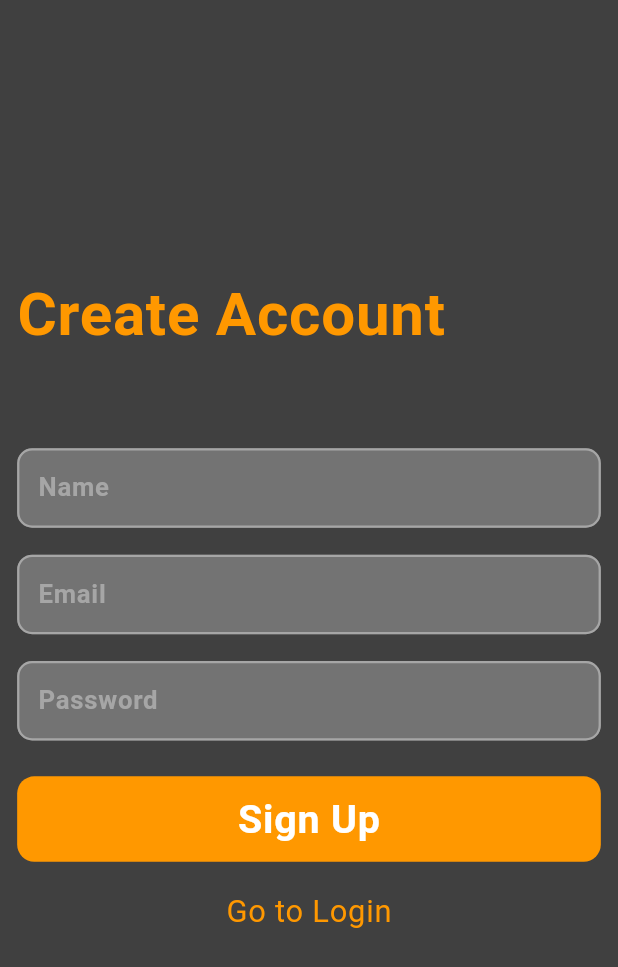
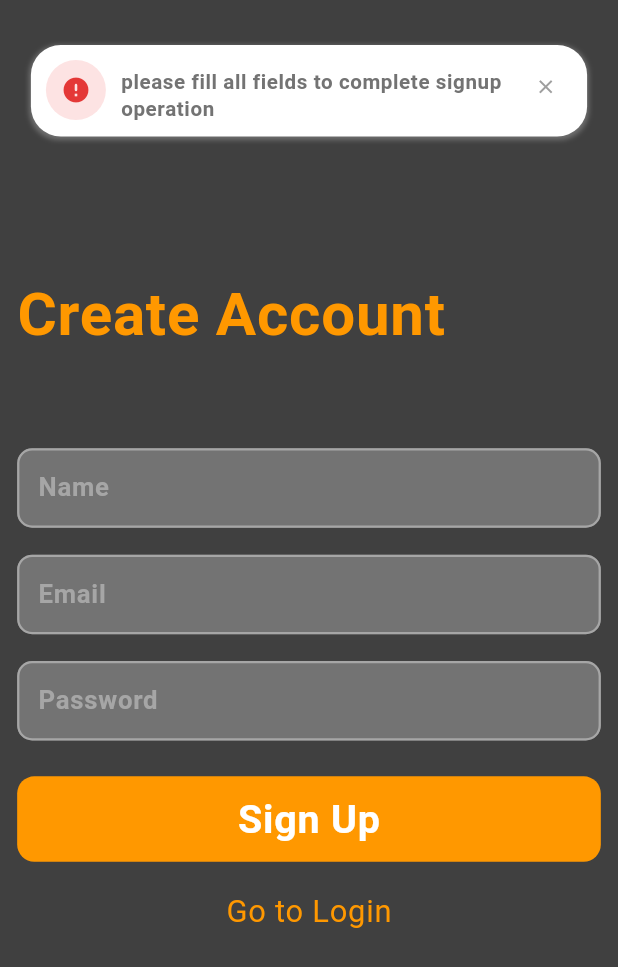
Before and after one commit to Anes2021/note_app_php_custom_backend, a Flutter app: the screen it shows after launch, after a tap on "Sign Up", on a phone screen of 412 x 824 dp. Shown: the top 967 px of the screen. Run offline on Flutter 3.47's test engine with Material 3 defaults, Android fonts, the light colour scheme and no system bars; our stand-ins replace cherry_toast, flutter_screenutil, gap, google_fonts.

Commit message:
Sign_Up, Login Logic Complete !

```diff
--- a/lib/api/api_links.dart
+++ b/lib/api/api_links.dart
@@ -2,4 +2,5 @@ const String linkServerName = "http://10.0.2.2/myfirstphprestapi";
 
 //Auth
 
-const String linkSignUp = "http://10.0.2.2/myfirstphprestapi/auth/signup.php";
+const String linkSignUp = "$linkServerName/auth/signup.php";
+const String linkLogin = "$linkServerName/auth/login.php";
--- a/lib/auth/signup_screen.dart
+++ b/lib/auth/signup_screen.dart
@@ -1,15 +1,16 @@
-// ignore_for_file: await_only_futures
+// ignore_for_file: await_only_futures, use_build_context_synchronously
 
-import 'dart:convert';
 import 'dart:developer';
 
+import 'package:cherry_toast/cherry_toast.dart';
 import 'package:flutter/material.dart';
+import 'package:flutter_notes_app_with_php_custom_backend/api/api_links.dart';
 import 'package:flutter_notes_app_with_php_custom_backend/api/crud.dart';
 import 'package:flutter_notes_app_with_php_custom_backend/auth/login_screen.dart';
+import 'package:flutter_notes_app_with_php_custom_backend/helpers/app_colors.dart';
 import 'package:flutter_notes_app_with_php_custom_backend/widgets/custom_text_field.dart';
 import 'package:flutter_screenutil/flutter_screenutil.dart';
 import 'package:gap/gap.dart';
-import 'package:http/http.dart' as http;
 
 class SigninScreen extends StatefulWidget {
   const SigninScreen({super.key});
@@ -127,35 +128,55 @@ class _SigninScreenState extends State<SigninScreen> {
   }
 
   Future<void> signUp() async {
-    try {
-      final response = await http.post(
-        Uri.parse('http://10.0.2.2/myfirstphprestapi/auth/signup.php'),
-        body: {
-          "user_name": nameController.text,
-          "user_email": emailController.text,
-          "user_pass": passwordController.text,
-        },
-      );
+    //valoidationµ
 
-      if (response.statusCode == 200) {
-        try {
-          final Map<String, dynamic> responseBody = jsonDecode(response.body);
-          if (responseBody['status'] == "successful") {
-            log("Sign-up completed successfully.");
-            // Navigate to the next screen or show a success message
-          } else {
-            log("Sign-up failed: ${responseBody['message']}");
-            // Show an error message to the user
-          }
-        } catch (e) {
-          log("Error parsing response: $e");
-          // Handle the error, for example by showing a generic error message
+    if (nameController.text.trim().isEmpty ||
+        emailController.text.trim().isEmpty ||
+        passwordController.text.trim().isEmpty) {
+      CherryToast.error(
+        description: Text(
+          "please fill all fields to complete signup operation",
+          style: Theme.of(context)
+              .textTheme
+              .bodySmall
+              ?.copyWith(color: AppColors.backgroundColorGrey03),
+        ),
+      ).show(context);
+    } else {
+      try {
+        var response = await _crud.postRequest(linkSignUp, {
+          'user_name': nameController.text,
+          'user_email': emailController.text,
+          'user_pass': passwordController.text
+        });
+        if (response != null && response['status'] == 'successful') {
+          CherryToast.success(
+            description: Text(
+              "You have successfully Sign-Up, Now login to confirm your informations.",
+              style: Theme.of(context).textTheme.bodySmall?.copyWith(
+                    color: AppColors.backgroundColorGrey03,
+                  ),
+            ),
+          ).show(context);
+
+          Navigator.of(context).pushReplacement(
+            MaterialPageRoute(
+              builder: (context) => const LoginScreen(),
+            ),
+          );
+        } else {
+          CherryToast.error(
+            description: Text(
+              "Incorrect email or password, Please try again.",
+              style: Theme.of(context).textTheme.bodySmall?.copyWith(
+                    color: AppColors.backgroundColorGrey03,
+                  ),
+            ),
+          ).show(context);
         }
-      } else {
-        log("Sign-up failed: Server error with status code: ${response.statusCode}");
+      } catch (e) {
+        log("An error occurred: $e");
       }
-    } catch (e) {
-      log("An error occurred: $e");
     }
   }
 }
--- a/lib/main.dart
+++ b/lib/main.dart
@@ -31,25 +31,22 @@ class _DistributorState extends State<Distributor> {
                 color: Colors.orange,
               ),
             ),
-            //! this will change to black in light mode
             bodyMedium: GoogleFonts.aBeeZee(
               textStyle: TextStyle(
                 fontSize: 16.sp,
                 fontWeight: FontWeight.bold,
-                color: AppColors.backgroundColorGrey02,
               ),
             ),
             labelMedium: GoogleFonts.aBeeZee(
               textStyle: TextStyle(
-                color: AppColors.backgroundColorGrey01,
                 fontSize: 15.sp,
                 fontWeight: FontWeight.bold,
               ),
             ),
             bodySmall: GoogleFonts.aBeeZee(
               textStyle: TextStyle(
-                color: AppColors.backgroundColorGrey01,
                 fontSize: 12.sp,
+                fontWeight: FontWeight.bold,
               ),
             ),
             displaySmall: GoogleFonts.aBeeZee(
--- a/pubspec.yaml
+++ b/pubspec.yaml
@@ -7,6 +7,7 @@ environment:
   sdk: '>=3.4.4 <4.0.0'
 
 dependencies:
+  cherry_toast: ^1.11.0
   flutter:
     sdk: flutter
   flutter_screenutil: ^5.9.3
```
Also changed, not shown: lib/api/crud.dart (+10 -7 lines), lib/auth/login_screen.dart (+62 -2 lines), lib/screens/home_screen.dart (+3 -4 lines), lib/widgets/note_card.dart (+8 -2 lines), pubspec.lock.
